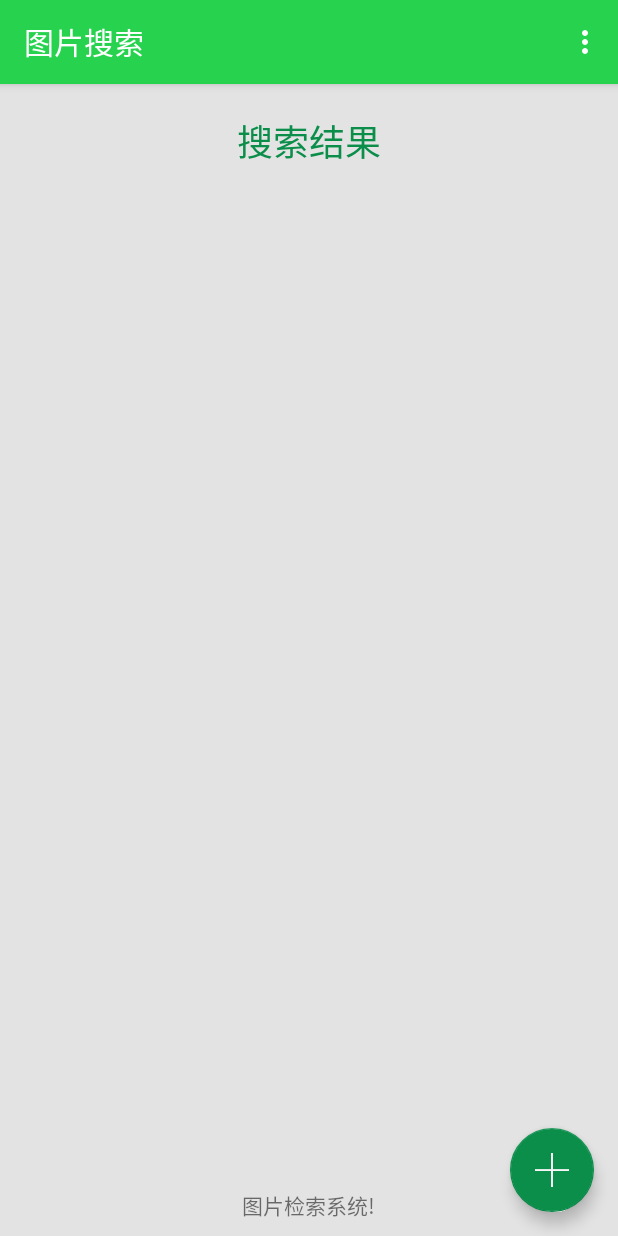
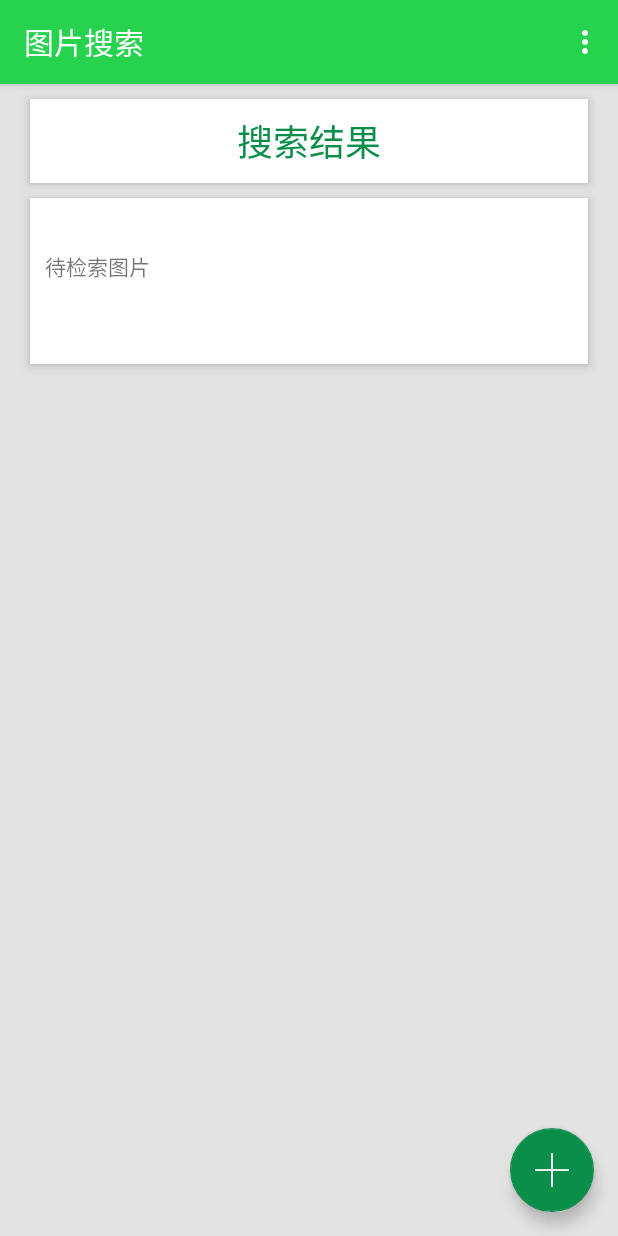
Before and after one commit to dwkegu/AndroidWorkspace, an Android app: the screen it shows after launch (MainActivity), on a phone screen of 412 x 824 dp. Run offline under Robolectric (Android 15) with nearby library versions, the light colour scheme and no system bars; libraries missing offline, so code that uses them is left out: org.tensorflow, org.tensorflow.contrib; 7 statements that could not run were skipped.

```diff
--- a/imageclassify/src/main/res/layout/content_main.xml
+++ b/imageclassify/src/main/res/layout/content_main.xml
@@ -19,34 +19,62 @@
         app:layout_constraintRight_toRightOf="parent"
         app:layout_constraintLeft_toLeftOf="parent">
         <TextView
-            android:layout_width="wrap_content"
+            android:layout_width="match_parent"
             android:layout_height="wrap_content"
+            android:background="@color/color_item_bg"
             android:gravity="center"
             android:text="@string/show_result_title"
             android:textSize="@dimen/title_size"
-            android:layout_marginTop="20dp"
+            android:layout_marginTop="10dp"
+            android:layout_marginStart="20dp"
+            android:layout_marginEnd="20dp"
+            android:paddingTop="10dp"
+            android:paddingBottom="10dp"
+            android:elevation="4dp"
             android:textColor="@color/colorAccent"
             android:id="@+id/retrieval_title"/>
-        <ImageView
+        <TableRow
+            android:gravity="center_horizontal"
+            android:layout_width="match_parent"
+            android:layout_height="wrap_content"
+            android:layout_marginStart="20dp"
+            android:layout_marginEnd="20dp"
             android:layout_marginTop="10dp"
-            android:id="@+id/query_image"
-            android:layout_width="wrap_content"
-            android:layout_height="100dp" />
+            android:elevation="4dp"
+            android:background="@color/color_item_bg">
+            <TextView
+                android:id="@+id/text_main"
+                android:layout_marginLeft="10dp"
+                android:layout_marginRight="10dp"
+                android:layout_gravity="left|center_vertical"
+                android:layout_width="wrap_content"
+                android:layout_height="wrap_content"
+                android:layout_marginBottom="10dp"
+                android:text="待检索图片" />
+            <ImageView
+                android:layout_marginTop="5dp"
+                android:layout_marginBottom="5dp"
+                android:layout_marginEnd="5dp"
+                android:background="@color/color_item_bg"
+                android:id="@+id/query_image"
+                android:layout_width="0dp"
+                android:layout_weight="1"
+                android:layout_height="100dp" />
+        </TableRow>
+
         <GridView
             android:layout_marginTop="10dp"
+            android:layout_marginStart="20dp"
+            android:layout_marginEnd="20dp"
             android:layout_width="match_parent"
             android:layout_height="0dp"
             android:layout_weight="1"
             android:numColumns="2"
-            android:elevation="2dp"
             android:id="@+id/retrieval_res"
+            android:horizontalSpacing="10dp"
+            android:verticalSpacing="10dp"
             android:nestedScrollingEnabled="true"
             android:gravity="center"/>
-        <TextView
-            android:id="@+id/text_main"
-            android:layout_width="wrap_content"
-            android:layout_height="wrap_content"
-            android:layout_marginBottom="10dp"
-            android:text="图片检索系统!" />
+
     </LinearLayout>
 </android.support.constraint.ConstraintLayout>
```
